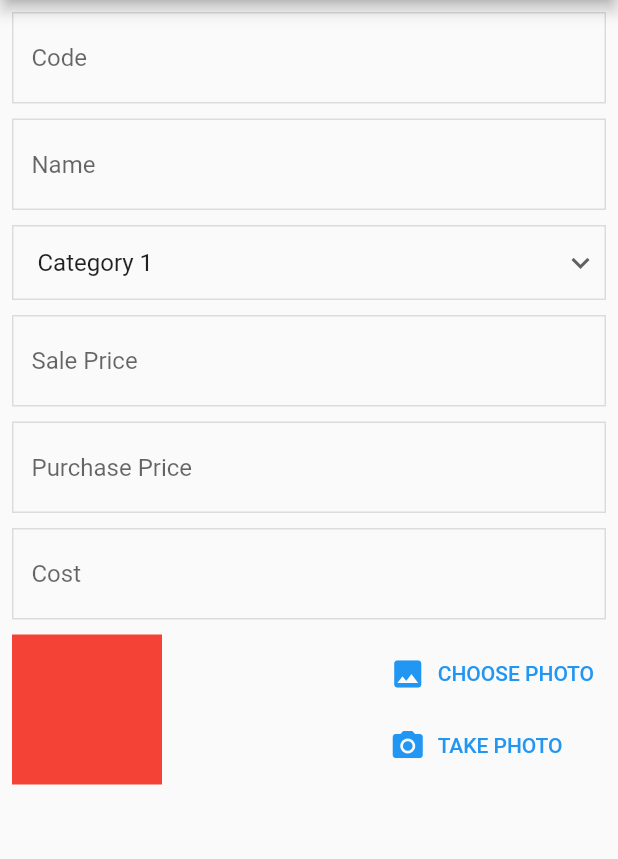
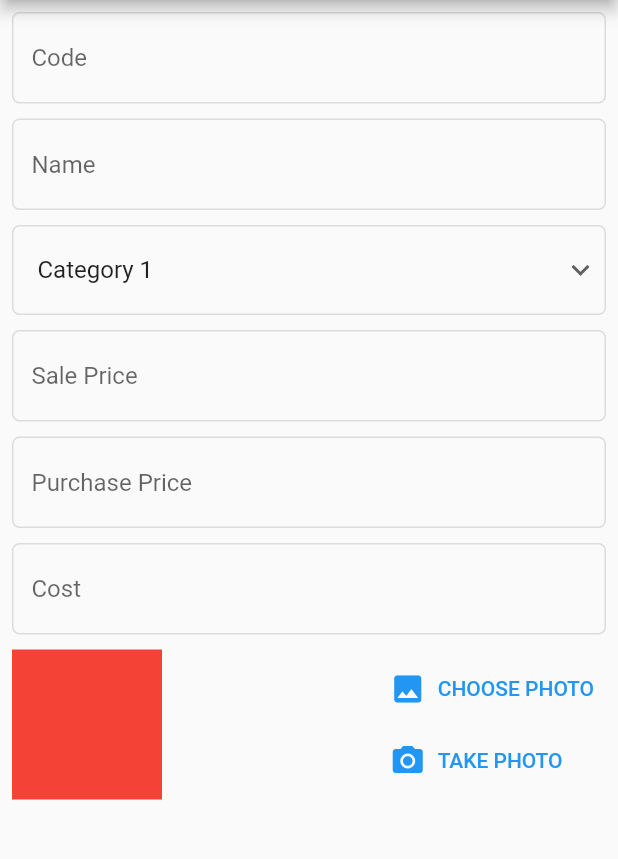
Before and after one commit to DevNweYi/pos_app, a Flutter app: the ItemListPage screen opened directly, after a tap on the "add" icon, on a phone screen of 412 x 824 dp, the part 84-943 px from its top. Run offline on Flutter 3.47's test engine with Material 2 defaults, Android fonts, the phone set to English and light mode, and no system bars; our stand-ins replace get; network calls fail.

Commit message:
implemented user interface

```diff
--- a/lib/create_item_page.dart
+++ b/lib/create_item_page.dart
@@ -43,7 +43,7 @@ class _CreateItemPageState extends State<CreateItemPage> {
           child: Column(
             children: [
                 Container(
-                  decoration: BoxDecoration(border: Border.all(color: Colors.black12)),
+                  decoration: BoxDecoration(border: Border.all(color: Colors.black12),borderRadius: const BorderRadius.all(Radius.circular(5))),
                   child: TextField(
                     controller: createItemController.codeController,
                     textInputAction: TextInputAction.next,
@@ -55,7 +55,7 @@ class _CreateItemPageState extends State<CreateItemPage> {
                 ),
                 Container(
                   margin: const EdgeInsets.only(top: 10),
-                  decoration: BoxDecoration(border: Border.all(color: Colors.black12)),
+                  decoration: BoxDecoration(border: Border.all(color: Colors.black12),borderRadius: const BorderRadius.all(Radius.circular(5))),
                   child: TextField(
                     controller: createItemController.nameController,
                     textInputAction: TextInputAction.next,
@@ -68,7 +68,8 @@ class _CreateItemPageState extends State<CreateItemPage> {
                 Container(
                   margin: const EdgeInsets.only(top: 10),
                   decoration:
-                      BoxDecoration(border: Border.all(color: Colors.black12)),
+                      BoxDecoration(border: Border.all(color: Colors.black12),borderRadius: const BorderRadius.all(Radius.circular(5))),
+                  height: 60,
                   child: DropdownButtonHideUnderline(
                     child: ButtonTheme(
                       alignedDropdown: true,
@@ -93,7 +94,7 @@ class _CreateItemPageState extends State<CreateItemPage> {
                 ),
                 Container(
                   margin: const EdgeInsets.only(top: 10),
-                  decoration: BoxDecoration(border: Border.all(color: Colors.black12)),
+                  decoration: BoxDecoration(border: Border.all(color: Colors.black12),borderRadius: const BorderRadius.all(Radius.circular(5))),
                   child: TextField(
                     controller: createItemController.salePriceController,
                     textInputAction: TextInputAction.next,
@@ -106,7 +107,7 @@ class _CreateItemPageState extends State<CreateItemPage> {
                 ),
                 Container(
                   margin: const EdgeInsets.only(top: 10),
-                  decoration: BoxDecoration(border: Border.all(color: Colors.black12)),
+                  decoration: BoxDecoration(border: Border.all(color: Colors.black12),borderRadius: const BorderRadius.all(Radius.circular(5))),
                   child: TextField(
                     controller: createItemController.purchasePriceController,
                     textInputAction: TextInputAction.next,
@@ -119,7 +120,7 @@ class _CreateItemPageState extends State<CreateItemPage> {
                 ),
                 Container(
                   margin: const EdgeInsets.only(top: 10),
-                  decoration: BoxDecoration(border: Border.all(color: Colors.black12)),
+                  decoration: BoxDecoration(border: Border.all(color: Colors.black12),borderRadius: const BorderRadius.all(Radius.circular(5))),
                   child: TextField(
                     controller: createItemController.costController,
                     textInputAction: TextInputAction.done,
--- a/lib/item_list_page.dart
+++ b/lib/item_list_page.dart
@@ -2,6 +2,8 @@ import 'package:flutter/material.dart';
 import 'package:get/get.dart';
 import 'package:pos_app/create_item_page.dart';
 import 'package:pos_app/value/app_string.dart';
+
+import 'value/app_color.dart';
 
 class ItemListPage extends StatefulWidget {
   const ItemListPage({super.key});
@@ -25,24 +27,26 @@ class _ItemListPageState extends State<ItemListPage> {
   @override
   Widget build(BuildContext context) {
     return Scaffold(
+      backgroundColor: AppColor.grey,
       appBar: AppBar(
         title: const Text(AppString.items),
+        backgroundColor: AppColor.primary,
+        foregroundColor: Colors.black87,
       ),
       body: Column(
         children: [isShowSearchBox ? _searchBox() : _categorySearch()],
       ),
       floatingActionButton: FloatingActionButton(
+          backgroundColor: Colors.black87,
           child: const Icon(Icons.add),
-        onPressed: (){
+          onPressed: () {
             Get.to(const CreateItemPage());
           }),
     );
   }
 
   Widget _categorySearch() {
-    return Container(
-      color: Colors.white,
-      child: Row(
+    return Row(
       children: [
         Expanded(
           child: Container(
@@ -54,7 +58,7 @@ class _ItemListPageState extends State<ItemListPage> {
                 alignedDropdown: true,
                 child: DropdownButton(
                   value: dropdownvalue,
-                    icon: const Icon(Icons.keyboard_arrow_down),
+                  icon: const Icon(Icons.keyboard_arrow_down,color: Colors.black87,),
                   items: categories.map((String category) {
                     return DropdownMenuItem(
                       value: category,
@@ -78,10 +82,10 @@ class _ItemListPageState extends State<ItemListPage> {
             height: 60,
             child: ElevatedButton(
               style: ElevatedButton.styleFrom(
-                    backgroundColor: Colors.white, elevation: 0),
+                  backgroundColor: AppColor.grey, elevation: 0),
               child: const Icon(
                 Icons.search,
-                  color: Colors.black45,
+                color: Colors.black87,
               ),
               onPressed: () {
                 setState(() {
@@ -90,7 +94,6 @@ class _ItemListPageState extends State<ItemListPage> {
               },
             )),
       ],
-      ),
     );
   }
 
@@ -98,10 +101,11 @@ class _ItemListPageState extends State<ItemListPage> {
     return Container(
       decoration: BoxDecoration(border: Border.all(color: Colors.black12)),
       child: TextField(
+          cursorColor: Colors.black87,
           decoration: InputDecoration(
               hintText: AppString.search,
               suffixIcon: IconButton(
-                icon: const Icon(Icons.close),
+                icon: const Icon(Icons.close,color: Colors.black87,),
                 onPressed: (() {
                   setState(() {
                     isShowSearchBox = false;
--- a/lib/value/app_string.dart
+++ b/lib/value/app_string.dart
@@ -15,4 +15,5 @@ class AppString{
   static const String cost="Cost";
   static const String choosePhoto="CHOOSE PHOTO";
   static const String takePhoto="TAKE PHOTO";
+  static const String createCategory="Create Category";
 }
```
Also changed, not shown: lib/category_list_page.dart (+63 -0 lines), lib/controller/create_category_controller.dart (added, +7 -0 lines), lib/create_category_page.dart (added, +68 -0 lines), lib/item_page.dart (+14 -5 lines), lib/value/app_color.dart (added, +7 -0 lines). Lines whose indentation alone changed are shown as unchanged.
